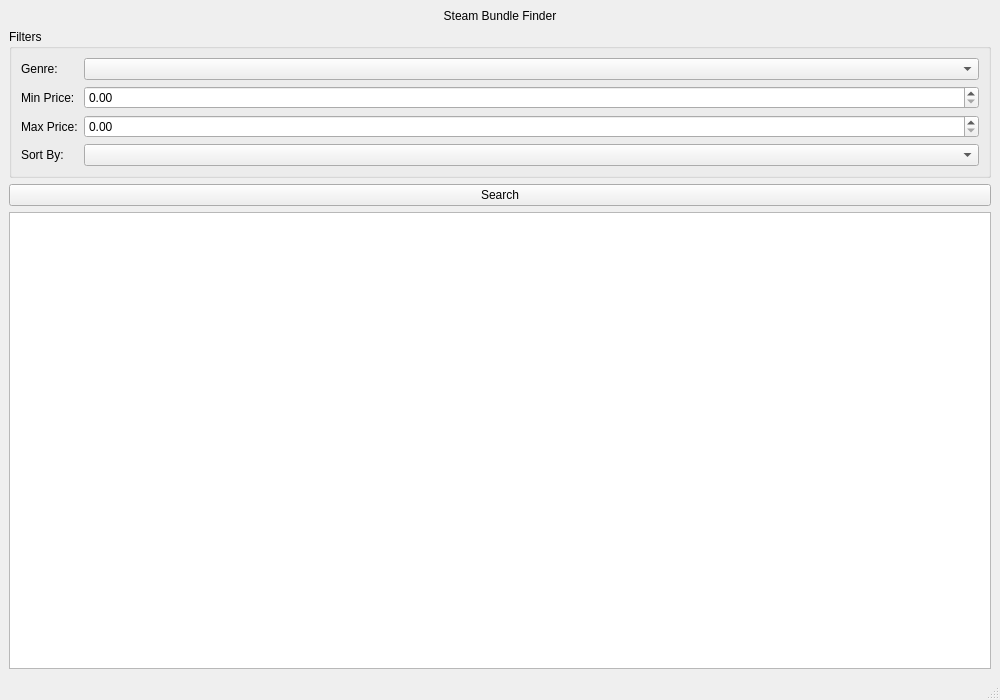
First picture: the form in UI/Window.ui, repository zbon0830/SteamGameFinder, before the edit.
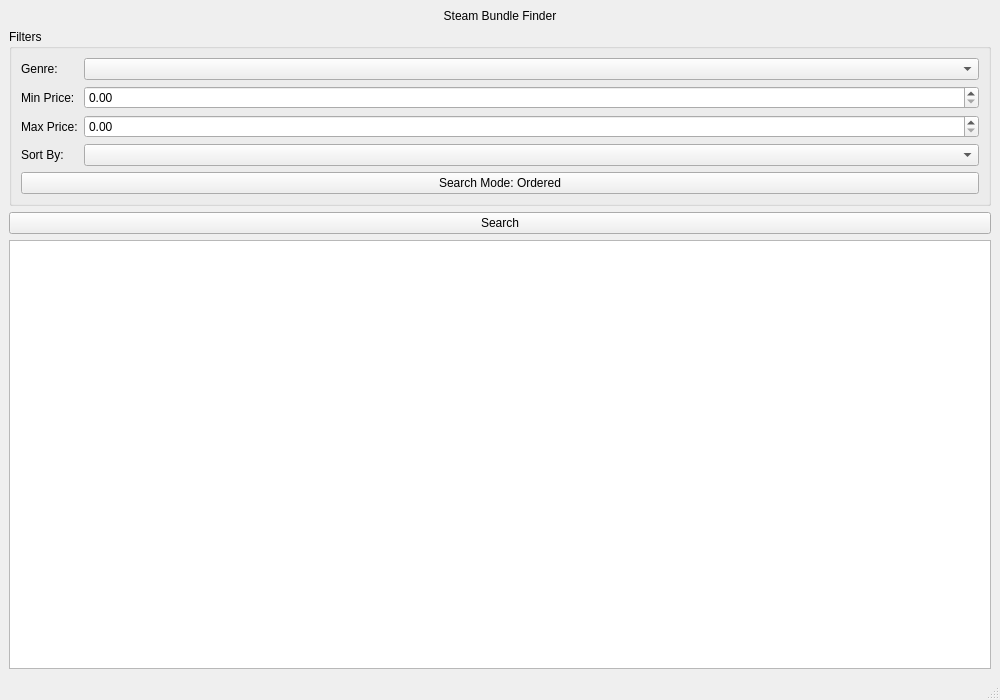
Second picture: the form after the edit.

Commit message: Added ordered and unordered search

Patch:
```diff
--- a/UI/Window.ui
+++ b/UI/Window.ui
@@ -84,6 +84,14 @@
                             <item row="3" column="1">
                                 <widget class="QComboBox" name="sortComboBox"/>
                             </item>
+
+                            <item row="4" column="0" colspan="2">
+                                <widget class="QPushButton" name="searchModeButton">
+                                    <property name="text">
+                                        <string>Search Mode: Ordered</string>
+                                    </property>
+                                </widget>
+                            </item>
                         </layout>
                     </widget>
                 </item>
```
The commit also changes 2 other files.
